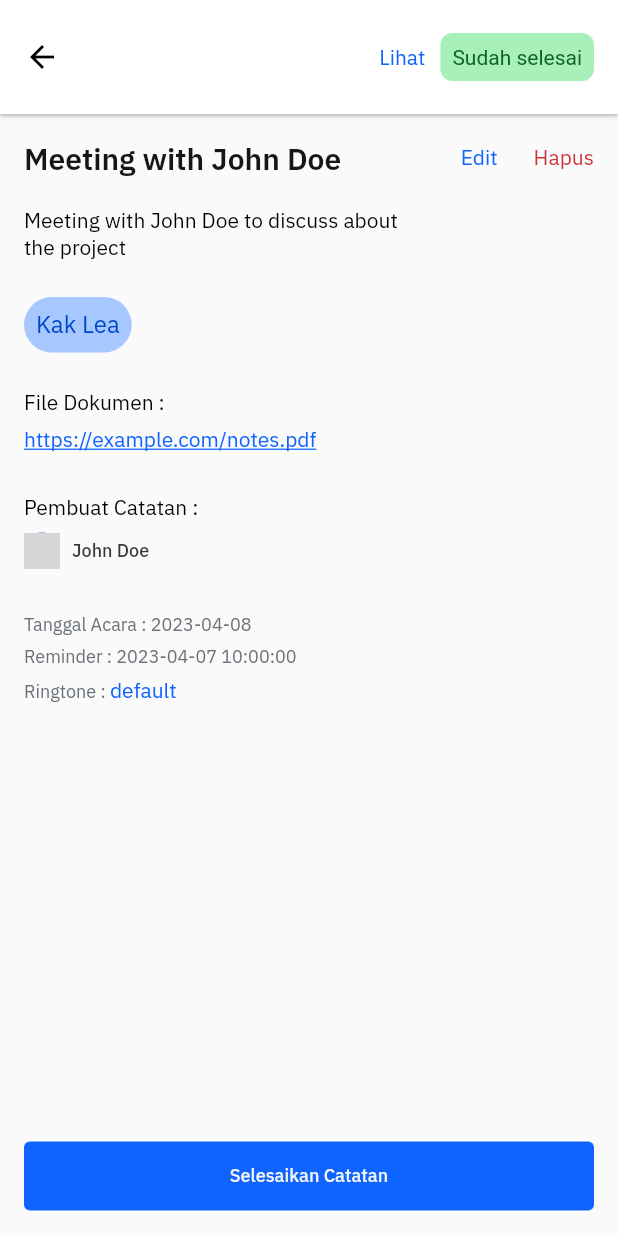
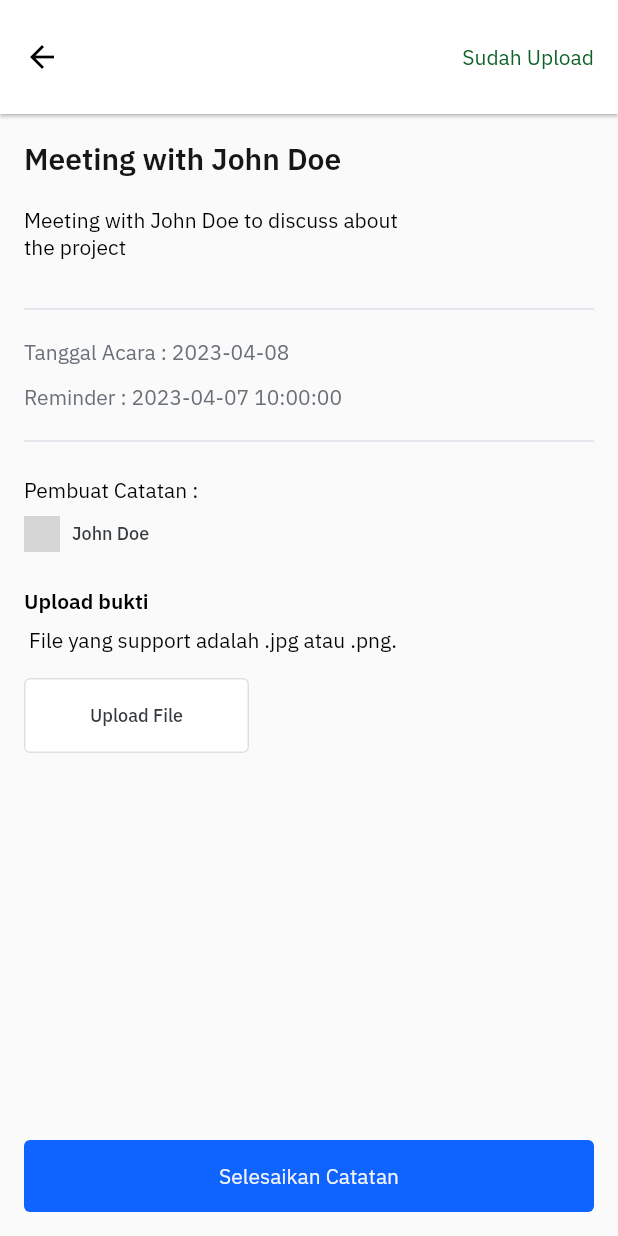
Before and after one commit to aazzizzz1/Bantu.in, a Flutter app: the NoteScreen screen opened directly, after a tap on "15", on a phone screen of 412 x 824 dp. Run offline on Flutter 3.47's test engine with Material 2 defaults, Android fonts, the phone set to English and light mode, and no system bars; our stand-ins replace file_picker, flutter_svg, google_fonts; missing offline and left inert: flutter_ringtone_player; network calls fail; grey boxes are pictures that could not be loaded.

Commit message:
add logic detail note

```diff
--- a/lib/components/card_incoming_notes.dart
+++ b/lib/components/card_incoming_notes.dart
@@ -42,6 +42,7 @@ class CardIncomingNotes extends StatelessWidget {
               ringtone: 'default',
               createdBy: 'Aziz',
               progress: 0.6,
+              isAdmin: true,
             ),
           ),
         );
--- a/lib/components/card_mynotes.dart
+++ b/lib/components/card_mynotes.dart
@@ -40,6 +40,8 @@ class CardMyNotes extends StatelessWidget {
               eventDate: '2023-04-08',
               reminder: '2023-04-07 10:00:00',
               ringtone: 'default',
+              isUpload: isUploaded,
+              isAdmin: false,
             ),
           ),
         );
@@ -91,15 +93,19 @@ class CardMyNotes extends StatelessWidget {
                       Container(
                         padding: EdgeInsets.all(4.0),
                         decoration: BoxDecoration(
-                          color: isUploaded ? AppColor.completeColor : AppColorRed.red4,
+                          color: isUploaded
+                              ? AppColor.completeColor
+                              : AppColorRed.red4,
                           borderRadius: BorderRadius.circular(8.0),
                         ),
                         child: Text(
                           isUploaded ? 'Sudah selesai' : 'Belum selesai',
                           style: TextStyle(
                             fontStyle: FontStyle.normal,
-                            color: isUploaded ? AppColor.textprogresColor : AppColor.errorColor,
-                            ),
+                            color: isUploaded
+                                ? AppColor.textprogresColor
+                                : AppColor.errorColor,
+                          ),
                         ),
                       ),
                     ],
--- a/lib/components/card_mynotes_personal.dart
+++ b/lib/components/card_mynotes_personal.dart
@@ -38,6 +38,7 @@ class CardMyNotesPersonal extends StatelessWidget {
               eventDate: '2023-04-08',
               reminder: '2023-04-07 10:00:00',
               ringtone: 'default',
+              isPersonal: true,
             ),
           ),
         );
--- a/lib/constants/font/app_font.dart
+++ b/lib/constants/font/app_font.dart
@@ -64,9 +64,9 @@ class AppFont {
         color: Colors.black,
       );
   static TextStyle get textFillButtonActive => GoogleFonts.ibmPlexSans(
-        fontSize: 12,
+        fontSize: 14,
         fontStyle: FontStyle.normal,
-        fontWeight: FontWeight.w500,
+        fontWeight: FontWeight.w400,
         color: AppColorNeutral.neutral1,
       );
   static TextStyle get textErrorOutlineButton => GoogleFonts.ibmPlexSans(
@@ -135,6 +135,24 @@ class AppFont {
         fontWeight: FontWeight.w400,
         color: Color.fromARGB(255, 22, 22, 22),
       );
+  // static TextStyle get textUploadDone => GoogleFonts.ibmPlexSans(
+  //       fontSize: 12,
+  //       fontStyle: FontStyle.normal,
+  //       fontWeight: FontWeight.w400,
+  //       color: Color.fromARGB(255, 162, 25, 32),
+  //     );
+  static TextStyle get textUploadDone => GoogleFonts.ibmPlexSans(
+        fontSize: 14,
+        fontStyle: FontStyle.normal,
+        fontWeight: FontWeight.w400,
+        color: Color.fromARGB(255, 14, 96, 39),
+      );
+  static TextStyle get textUploadError => GoogleFonts.ibmPlexSans(
+        fontSize: 14,
+        fontStyle: FontStyle.normal,
+        fontWeight: FontWeight.w400,
+        color: AppColorRed.red5,
+      );
   static TextStyle get textZeroProgress => GoogleFonts.ibmPlexSans(
         fontSize: 12,
         fontStyle: FontStyle.normal,
@@ -177,6 +195,12 @@ class AppFont {
         fontWeight: FontWeight.w400,
         color: Color.fromARGB(255, 15, 99, 254),
       );
+  static TextStyle get textButtonDisable => GoogleFonts.ibmPlexSans(
+        fontSize: 14,
+        fontStyle: FontStyle.normal,
+        fontWeight: FontWeight.w400,
+        color: AppColorNeutral.neutral6,
+      );
   static TextStyle get textButtonError => GoogleFonts.ibmPlexSans(
         fontSize: 14,
         fontStyle: FontStyle.normal,
@@ -195,4 +219,10 @@ class AppFont {
         color: Color.fromARGB(255, 15, 99, 254),
         decoration: TextDecoration.underline,
       );
+  static TextStyle get clientTextDate => GoogleFonts.ibmPlexSans(
+        fontSize: 14,
+        fontStyle: FontStyle.normal,
+        fontWeight: FontWeight.w400,
+        color: AppColorNeutral.neutral6,
+      );
 }
--- a/lib/screens/note/notes_detail.dart
+++ b/lib/screens/note/notes_detail.dart
@@ -1,6 +1,7 @@
 import 'package:bantuin/constants/color/app_color.dart';
 import 'package:bantuin/constants/font/app_font.dart';
 import 'package:bantuin/screens/note/tracking_screen.dart';
+import 'package:file_picker/file_picker.dart';
 import 'package:flutter/material.dart';
 
 class NotesDetail extends StatelessWidget {
@@ -14,6 +15,9 @@ class NotesDetail extends StatelessWidget {
   final String reminder;
   final String ringtone;
   final double? progress;
+  final bool? isAdmin;
+  final bool? isPersonal;
+  final bool? isUpload;
 
   NotesDetail({
     required this.title,
@@ -26,6 +30,9 @@ class NotesDetail extends StatelessWidget {
     required this.reminder,
     required this.ringtone,
     this.progress,
+    this.isAdmin,
+    this.isPersonal,
+    this.isUpload,
   });
 
   @override
@@ -43,38 +50,15 @@ class NotesDetail extends StatelessWidget {
           color: Colors.black,
         ),
         actions: [
-          Container(
-            margin: EdgeInsets.symmetric(horizontal: 16),
-            child: Row(
-              mainAxisAlignment: MainAxisAlignment.center,
-              children: [
-                InkWell(
-                  onTap: () {
-                    Navigator.of(context).push(MaterialPageRoute(
-                      builder: (context) => TracingScreen(
-                          progress: this.progress == null ? 0 : this.progress!),
-                    ));
-                  },
-                  child: Text(
-                    "Lihat",
-                    style: AppFont.textButtonActive,
-                  ),
-                ),
-                SizedBox(width: 10.0),
-                Container(
-                  padding: EdgeInsets.all(4.0),
-                  decoration: BoxDecoration(
-                    color: AppColor.completeColor,
-                    borderRadius: BorderRadius.circular(8.0),
-                  ),
-                  child: progress == null
-                      ? detailPersonal()
-                      : Text('${(progress! * 100).toStringAsFixed(0)}%',
-                          style: AppFont.regularprogres12),
-                ),
-              ],
-            ),
-          ),
+          isPersonal == null
+              ? (isAdmin == true
+                  ? adminAppbarComponent(context)
+                  : detailPersonalClient(isUpload!))
+              : const SizedBox()
+//           isAdmin != null
+          // (isAdmin == true ?  progress&edit : edit)
+          // : upload&status
+          // isAdmin == null ? adminAppbarComponent(context) : const SizedBox(),
         ],
       ),
       body: Padding(
@@ -92,7 +76,96 @@ class NotesDetail extends StatelessWidget {
                       title,
                       style: AppFont.textTitleScreen,
                     ),
+                    isPersonal == true || isAdmin == true
+                        ? buttonEditDelete(context)
+                        : const SizedBox(),
+                  ],
+                ),
+                SizedBox(height: 20.0),
+                SizedBox(
+                  width: 250,
+                  child: Text(
+                    description,
+                    style: AppFont.medium14,
+                    maxLines: 5,
+                  ),
+                ),
+                SizedBox(height: 24.0),
+                isAdmin != null
+                    ? (isAdmin == true ? adminWidgetMember() : clientDate())
+                    : const SizedBox(),
+                SizedBox(height: 16.0),
+                Column(
+                  crossAxisAlignment: CrossAxisAlignment.start,
+                  children: [
+                    Text(
+                      'Pembuat Catatan :',
+                      style: AppFont.medium14,
+                    ),
+                    SizedBox(height: 8.0),
                     Row(
+                      children: [
+                        CircleAvatar(
+                          backgroundImage: NetworkImage(avatarUrl),
+                          radius: 12.0,
+                        ),
+                        SizedBox(width: 8.0),
+                        Text(
+                          createdBy,
+                          style: AppFont.textPersonOrTeam,
+                        ),
+                      ],
+                    ),
+                  ],
+                ),
+                SizedBox(height: 24.0),
+                isPersonal == true || isAdmin == true
+                    ? adminWidgetDate()
+                    : clientUpload(),
+                // isAdmin != null
+                //     ? (isAdmin == true ? adminWidgetDate() : clientUpload())
+                //     : const SizedBox(),
+              ],
+            ),
+            ElevatedButton(
+              onPressed: () {
+                ScaffoldMessenger.of(context).showSnackBar(
+                    SnackBar(content: Text("Catatan Diselesaikan")));
+                Navigator.pop(context);
+              },
+              style: const ButtonStyle(
+                padding: MaterialStatePropertyAll(
+                  EdgeInsets.symmetric(horizontal: 100, vertical: 15),
+                ),
+                elevation: MaterialStatePropertyAll(0),
+                backgroundColor: MaterialStatePropertyAll(AppColor.activeColor),
+              ),
+              child: Center(
+                child: Text(
+                  'Selesaikan Catatan',
+                  style: AppFont.textFillButtonActive,
+                ),
+              ),
+            ),
+          ],
+        ),
+      ),
+    );
+  }
+
+  Widget detailPersonalClient(bool isUpload) {
+    return Container(
+      alignment: Alignment.center,
+      margin: EdgeInsets.symmetric(horizontal: 16),
+      child: Text(
+        isUpload ? 'Sudah Upload' : 'Belum Upload',
+        style: isUpload ? AppFont.textUploadDone : AppFont.textUploadError,
+      ),
+    );
+  }
+
+  Widget buttonEditDelete(BuildContext context) {
+    return Row(
       children: [
         InkWell(
           onTap: () {
@@ -126,8 +199,7 @@ class NotesDetail extends StatelessWidget {
               builder: (BuildContext context) {
                 return AlertDialog(
                   title: Text('Delete Notes?'),
-                                  content: Text(
-                                      'Are you sure you want to delete this notes?'),
+                  content: Text('Are you sure you want to delete this notes?'),
                   actions: [
                     TextButton(
                       onPressed: () {
@@ -155,19 +227,13 @@ class NotesDetail extends StatelessWidget {
           ),
         ),
       ],
-                    ),
-                  ],
-                ),
-                SizedBox(height: 20.0),
-                SizedBox(
-                  width: 250,
-                  child: Text(
-                    description,
-                    style: AppFont.medium14,
-                    maxLines: 5,
-                  ),
-                ),
-                SizedBox(height: 24.0),
+    );
+  }
+
+  Widget adminWidgetMember() {
+    return Column(
+      crossAxisAlignment: CrossAxisAlignment.start,
+      children: [
         Container(
           padding: EdgeInsets.all(8),
           decoration: BoxDecoration(
@@ -196,32 +262,12 @@ class NotesDetail extends StatelessWidget {
             SizedBox(height: 11),
           ],
         ),
-                SizedBox(height: 16.0),
-                Column(
-                  crossAxisAlignment: CrossAxisAlignment.start,
-                  children: [
-                    Text(
-                      'Pembuat Catatan :',
-                      style: AppFont.medium14,
-                    ),
-                    SizedBox(height: 8.0),
-                    Row(
-                      children: [
-                        CircleAvatar(
-                          backgroundImage: NetworkImage(avatarUrl),
-                          radius: 12.0,
-                        ),
-                        SizedBox(width: 8.0),
-                        Text(
-                          createdBy,
-                          style: AppFont.textPersonOrTeam,
-                        ),
       ],
-                    ),
-                  ],
-                ),
-                SizedBox(height: 24.0),
-                SizedBox(
+    );
+  }
+
+  Widget adminWidgetDate() {
+    return SizedBox(
       height: 72,
       child: Column(
         mainAxisAlignment: MainAxisAlignment.spaceEvenly,
@@ -238,60 +284,138 @@ class NotesDetail extends StatelessWidget {
           RichText(
             text: TextSpan(
               children: [
-                            TextSpan(
-                                text: 'Ringtone : ',
-                                style: AppFont.textDescription),
-                            TextSpan(
-                                text: ringtone,
-                                style: AppFont.textButtonActive),
+                TextSpan(text: 'Ringtone : ', style: AppFont.textDescription),
+                TextSpan(text: ringtone, style: AppFont.textButtonActive),
               ],
             ),
           ),
         ],
       ),
+    );
+  }
+
+  Widget clientUpload() {
+    return Column(
+      crossAxisAlignment: CrossAxisAlignment.start,
+      children: [
+        Text(
+          "Upload bukti",
+          style: AppFont.semiBold14,
         ),
-              ],
+        const SizedBox(height: 8),
+        Text(
+          " File yang support adalah .jpg atau .png.",
+          style: AppFont.medium14,
         ),
+        const SizedBox(height: 16),
         ElevatedButton(
-              onPressed: () {
-                ScaffoldMessenger.of(context).showSnackBar(
-                    SnackBar(content: Text("Catatan Diselesaikan")));
-                Navigator.pop(context);
+          onPressed: () async {
+            FilePickerResult? result = await FilePicker.platform.pickFiles(
+              type: FileType.custom,
+              allowedExtensions: ['jpg', 'pdf', 'doc'],
+            );
+            if (result != null) {
+              PlatformFile file = result.files.first;
+              Text(file.name);
+              print(file.name);
+              print(file.bytes);
+              print(file.size);
+              print(file.extension);
+              print(file.path);
+            } else {
+              print('Tidak mengambil File');
+              // User canceled the picker
+            }
           },
           style: const ButtonStyle(
+            overlayColor: MaterialStatePropertyAll(AppColorNeutral.neutral2),
             padding: MaterialStatePropertyAll(
-                  EdgeInsets.symmetric(horizontal: 100, vertical: 15),
+              EdgeInsets.symmetric(vertical: 10),
             ),
             elevation: MaterialStatePropertyAll(0),
-                backgroundColor: MaterialStatePropertyAll(AppColor.activeColor),
+            side: MaterialStatePropertyAll(
+                BorderSide(color: AppColorNeutral.neutral2)),
+            backgroundColor: MaterialStatePropertyAll(Colors.white),
           ),
-              child: Center(
+          child: Container(
+            alignment: Alignment.center,
+            width: 150,
+            height: 30,
             child: Text(
-                  'Selesaikan Catatan',
-                  style: AppFont.textFillButtonActive,
+              'Upload File',
+              style: AppFont.cancelText,
+              textAlign: TextAlign.center,
             ),
           ),
         ),
       ],
-        ),
-      ),
     );
   }
 
-  Widget detailPersonal() {
-    bool isisUploaded = true;
+  Widget clientDate() {
+    return Column(
+      crossAxisAlignment: CrossAxisAlignment.start,
+      children: [
+        const Divider(
+          thickness: 1,
+          color: AppColorNeutral.neutral2,
+        ),
+        SizedBox(
+          height: 72,
+          child: Column(
+            mainAxisAlignment: MainAxisAlignment.spaceEvenly,
+            crossAxisAlignment: CrossAxisAlignment.start,
+            children: [
+              Text(
+                'Tanggal Acara : ' + eventDate,
+                style: AppFont.clientTextDate,
+              ),
+              Text(
+                'Reminder : ' + reminder,
+                style: AppFont.clientTextDate,
+              ),
+            ],
+          ),
+        ),
+        const Divider(
+          thickness: 1,
+          color: AppColorNeutral.neutral2,
+        ),
+      ],
+    );
+  }
+
+  Widget adminAppbarComponent(BuildContext context) {
     return Container(
+      margin: EdgeInsets.symmetric(horizontal: 16),
+      child: Row(
+        mainAxisAlignment: MainAxisAlignment.center,
+        children: [
+          InkWell(
+            onTap: () {
+              Navigator.of(context).push(MaterialPageRoute(
+                builder: (context) => TracingScreen(
+                    progress: this.progress == null ? 0 : this.progress!),
+              ));
+            },
+            child: Text(
+              "Lihat",
+              style: AppFont.textButtonActive,
+            ),
+          ),
+          SizedBox(width: 10.0),
+          Container(
             padding: EdgeInsets.all(4.0),
             decoration: BoxDecoration(
               color: AppColor.completeColor,
               borderRadius: BorderRadius.circular(8.0),
             ),
-      child: Text(
-        'Sudah selesai',
-        style: TextStyle(
-          fontStyle: FontStyle.normal,
-          color: AppColor.textprogresColor,
+            child: progress == null
+                ? Text('0%', style: AppFont.regularprogres12)
+                : Text('${(progress! * 100).toStringAsFixed(0)}%',
+                    style: AppFont.regularprogres12),
           ),
+        ],
       ),
     );
   }
--- a/pubspec.yaml
+++ b/pubspec.yaml
@@ -24,6 +24,7 @@ dependencies:
   flutter_svg: ^2.0.4
   # flutter ringtone player
   flutter_ringtone_player: ^3.0.0
+  file_picker: ^5.2.7
 
 dev_dependencies:
   flutter_test:
```
Also changed, not shown: lib/components/card_invitation.dart (+59 -18 lines), pubspec.lock. Lines whose indentation alone changed are shown as unchanged.
